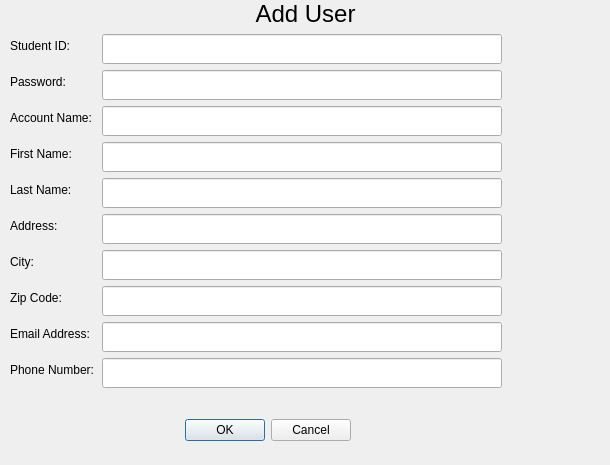
This is addnewuser.ui in zoedmora/Library as Qt 5 draws it before an edit. The edited form follows.
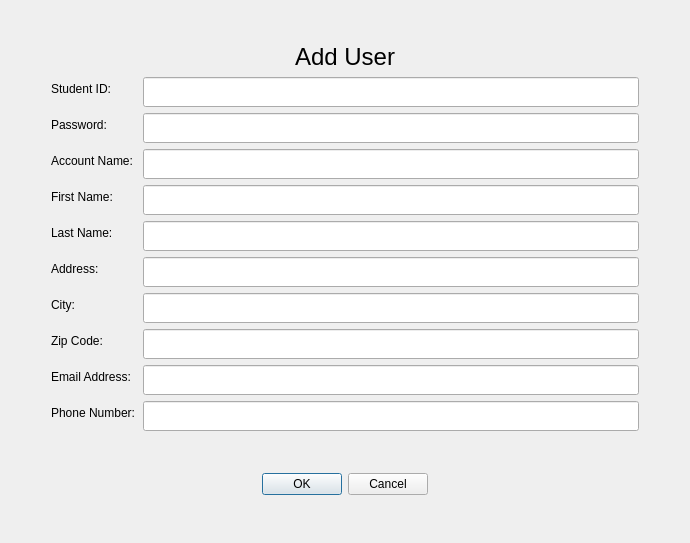
This is the edited form.

Commit message:
Fixed UI for Adding/Deleting/Editing User
The UI will now auto expand with the window.

The edit to the form file:
```diff
--- a/addnewuser.ui
+++ b/addnewuser.ui
@@ -6,22 +6,35 @@
    <rect>
     <x>0</x>
     <y>0</y>
-    <width>610</width>
-    <height>465</height>
+    <width>690</width>
+    <height>543</height>
    </rect>
   </property>
   <property name="windowTitle">
    <string>Dialog</string>
   </property>
-  <widget class="QWidget" name="formLayoutWidget">
-   <property name="geometry">
-    <rect>
-     <x>10</x>
-     <y>0</y>
-     <width>591</width>
-     <height>397</height>
-    </rect>
-   </property>
+  <layout class="QGridLayout" name="gridLayout">
+   <item row="1" column="0">
+    <layout class="QHBoxLayout" name="horizontalLayout">
+     <item>
+      <spacer name="horizontalSpacer">
+       <property name="orientation">
+        <enum>Qt::Horizontal</enum>
+       </property>
+       <property name="sizeType">
+        <enum>QSizePolicy::Fixed</enum>
+       </property>
+       <property name="sizeHint" stdset="0">
+        <size>
+         <width>40</width>
+         <height>20</height>
+        </size>
+       </property>
+      </spacer>
+     </item>
+    </layout>
+   </item>
+   <item row="1" column="1">
    <layout class="QFormLayout" name="formLayout">
     <property name="labelAlignment">
      <set>Qt::AlignLeading|Qt::AlignLeft|Qt::AlignVCenter</set>
@@ -59,12 +72,6 @@
         <height>30</height>
        </size>
       </property>
-      <property name="maximumSize">
-       <size>
-        <width>400</width>
-        <height>50</height>
-       </size>
-      </property>
      </widget>
     </item>
     <item row="3" column="0">
@@ -82,12 +89,6 @@
         <height>30</height>
        </size>
       </property>
-      <property name="maximumSize">
-       <size>
-        <width>400</width>
-        <height>50</height>
-       </size>
-      </property>
      </widget>
     </item>
     <item row="4" column="0">
@@ -97,6 +98,16 @@
       </property>
      </widget>
     </item>
+     <item row="4" column="1">
+      <widget class="QLineEdit" name="accountNameTextbox">
+       <property name="minimumSize">
+        <size>
+         <width>400</width>
+         <height>30</height>
+        </size>
+       </property>
+      </widget>
+     </item>
     <item row="5" column="0">
      <widget class="QLabel" name="fNameLabel">
       <property name="text">
@@ -104,6 +115,16 @@
       </property>
      </widget>
     </item>
+     <item row="5" column="1">
+      <widget class="QLineEdit" name="fNameTextbox">
+       <property name="minimumSize">
+        <size>
+         <width>400</width>
+         <height>30</height>
+        </size>
+       </property>
+      </widget>
+     </item>
     <item row="6" column="0">
      <widget class="QLabel" name="lNameLabel">
       <property name="text">
@@ -111,6 +132,16 @@
       </property>
      </widget>
     </item>
+     <item row="6" column="1">
+      <widget class="QLineEdit" name="lNameTextbox">
+       <property name="minimumSize">
+        <size>
+         <width>400</width>
+         <height>30</height>
+        </size>
+       </property>
+      </widget>
+     </item>
     <item row="7" column="0">
      <widget class="QLabel" name="addressLabel">
       <property name="text">
@@ -125,6 +156,16 @@
       </property>
      </widget>
     </item>
+     <item row="8" column="1">
+      <widget class="QLineEdit" name="cityTextbox">
+       <property name="minimumSize">
+        <size>
+         <width>400</width>
+         <height>30</height>
+        </size>
+       </property>
+      </widget>
+     </item>
     <item row="9" column="0">
      <widget class="QLabel" name="zipLabel">
       <property name="text">
@@ -132,6 +173,16 @@
       </property>
      </widget>
     </item>
+     <item row="9" column="1">
+      <widget class="QLineEdit" name="zipTextbox">
+       <property name="minimumSize">
+        <size>
+         <width>400</width>
+         <height>30</height>
+        </size>
+       </property>
+      </widget>
+     </item>
     <item row="10" column="0">
      <widget class="QLabel" name="emailLabel">
       <property name="text">
@@ -139,6 +190,16 @@
       </property>
      </widget>
     </item>
+     <item row="10" column="1">
+      <widget class="QLineEdit" name="emailTextbox">
+       <property name="minimumSize">
+        <size>
+         <width>400</width>
+         <height>30</height>
+        </size>
+       </property>
+      </widget>
+     </item>
     <item row="11" column="0">
      <widget class="QLabel" name="phoneLabel">
       <property name="text">
@@ -146,118 +207,6 @@
       </property>
      </widget>
     </item>
-    <item row="4" column="1">
-     <widget class="QLineEdit" name="accountNameTextbox">
-      <property name="minimumSize">
-       <size>
-        <width>400</width>
-        <height>30</height>
-       </size>
-      </property>
-      <property name="maximumSize">
-       <size>
-        <width>400</width>
-        <height>50</height>
-       </size>
-      </property>
-     </widget>
-    </item>
-    <item row="5" column="1">
-     <widget class="QLineEdit" name="fNameTextbox">
-      <property name="minimumSize">
-       <size>
-        <width>400</width>
-        <height>30</height>
-       </size>
-      </property>
-      <property name="maximumSize">
-       <size>
-        <width>400</width>
-        <height>50</height>
-       </size>
-      </property>
-     </widget>
-    </item>
-    <item row="6" column="1">
-     <widget class="QLineEdit" name="lNameTextbox">
-      <property name="minimumSize">
-       <size>
-        <width>400</width>
-        <height>30</height>
-       </size>
-      </property>
-      <property name="maximumSize">
-       <size>
-        <width>400</width>
-        <height>50</height>
-       </size>
-      </property>
-     </widget>
-    </item>
-    <item row="7" column="1">
-     <widget class="QLineEdit" name="addressTextbox">
-      <property name="minimumSize">
-       <size>
-        <width>400</width>
-        <height>30</height>
-       </size>
-      </property>
-      <property name="maximumSize">
-       <size>
-        <width>400</width>
-        <height>50</height>
-       </size>
-      </property>
-     </widget>
-    </item>
-    <item row="8" column="1">
-     <widget class="QLineEdit" name="cityTextbox">
-      <property name="minimumSize">
-       <size>
-        <width>400</width>
-        <height>30</height>
-       </size>
-      </property>
-      <property name="maximumSize">
-       <size>
-        <width>400</width>
-        <height>50</height>
-       </size>
-      </property>
-     </widget>
-    </item>
-    <item row="9" column="1">
-     <widget class="QLineEdit" name="zipTextbox">
-      <property name="minimumSize">
-       <size>
-        <width>400</width>
-        <height>30</height>
-       </size>
-      </property>
-      <property name="maximumSize">
-       <size>
-        <width>400</width>
-        <height>50</height>
-       </size>
-      </property>
-     </widget>
-    </item>
-    <item row="10" column="1">
-     <widget class="QLineEdit" name="emailTextbox">
-      <property name="minimumSize">
-       <size>
-        <width>400</width>
-        <height>30</height>
-       </size>
-      </property>
-      <property name="maximumSize">
-       <size>
-        <width>400</width>
-        <height>50</height>
-       </size>
-      </property>
-     </widget>
-    </item>
     <item row="11" column="1">
      <widget class="QLineEdit" name="phoneTextbox">
       <property name="minimumSize">
@@ -266,29 +215,98 @@
         <height>30</height>
        </size>
       </property>
-      <property name="maximumSize">
+      </widget>
+     </item>
+     <item row="7" column="1">
+      <widget class="QLineEdit" name="addressTextbox">
+       <property name="minimumSize">
        <size>
         <width>400</width>
-        <height>50</height>
+         <height>30</height>
        </size>
       </property>
      </widget>
     </item>
    </layout>
-  </widget>
+   </item>
+   <item row="3" column="1">
+    <layout class="QVBoxLayout" name="verticalLayout">
+     <item>
+      <spacer name="verticalSpacer_3">
+       <property name="orientation">
+        <enum>Qt::Vertical</enum>
+       </property>
+       <property name="sizeHint" stdset="0">
+        <size>
+         <width>20</width>
+         <height>40</height>
+        </size>
+       </property>
+      </spacer>
+     </item>
+     <item>
   <widget class="QDialogButtonBox" name="buttonBox">
-   <property name="geometry">
-    <rect>
-     <x>150</x>
-     <y>410</y>
-     <width>201</width>
-     <height>41</height>
-    </rect>
-   </property>
    <property name="standardButtons">
     <set>QDialogButtonBox::Cancel|QDialogButtonBox::Ok</set>
    </property>
-  </widget>
+       <property name="centerButtons">
+        <bool>true</bool>
+       </property>
+      </widget>
+     </item>
+     <item>
+      <spacer name="verticalSpacer">
+       <property name="orientation">
+        <enum>Qt::Vertical</enum>
+       </property>
+       <property name="sizeHint" stdset="0">
+        <size>
+         <width>20</width>
+         <height>40</height>
+        </size>
+       </property>
+      </spacer>
+     </item>
+    </layout>
+   </item>
+   <item row="1" column="2">
+    <layout class="QHBoxLayout" name="horizontalLayout_2">
+     <item>
+      <spacer name="horizontalSpacer_2">
+       <property name="orientation">
+        <enum>Qt::Horizontal</enum>
+       </property>
+       <property name="sizeType">
+        <enum>QSizePolicy::Fixed</enum>
+       </property>
+       <property name="sizeHint" stdset="0">
+        <size>
+         <width>40</width>
+         <height>20</height>
+        </size>
+       </property>
+      </spacer>
+     </item>
+    </layout>
+   </item>
+   <item row="0" column="1">
+    <layout class="QVBoxLayout" name="verticalLayout_2">
+     <item>
+      <spacer name="verticalSpacer_2">
+       <property name="orientation">
+        <enum>Qt::Vertical</enum>
+       </property>
+       <property name="sizeHint" stdset="0">
+        <size>
+         <width>20</width>
+         <height>40</height>
+        </size>
+       </property>
+      </spacer>
+     </item>
+    </layout>
+   </item>
+  </layout>
  </widget>
  <resources/>
  <connections>
```
Lines whose indentation alone changed are shown as unchanged. The commit also changes 2 other files.
